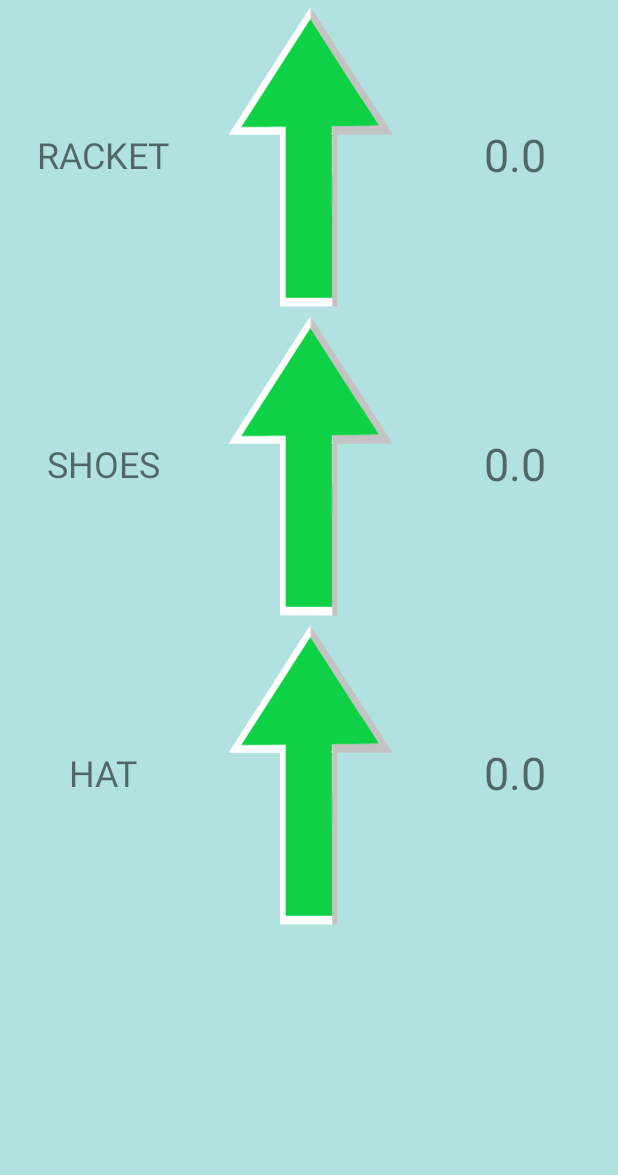
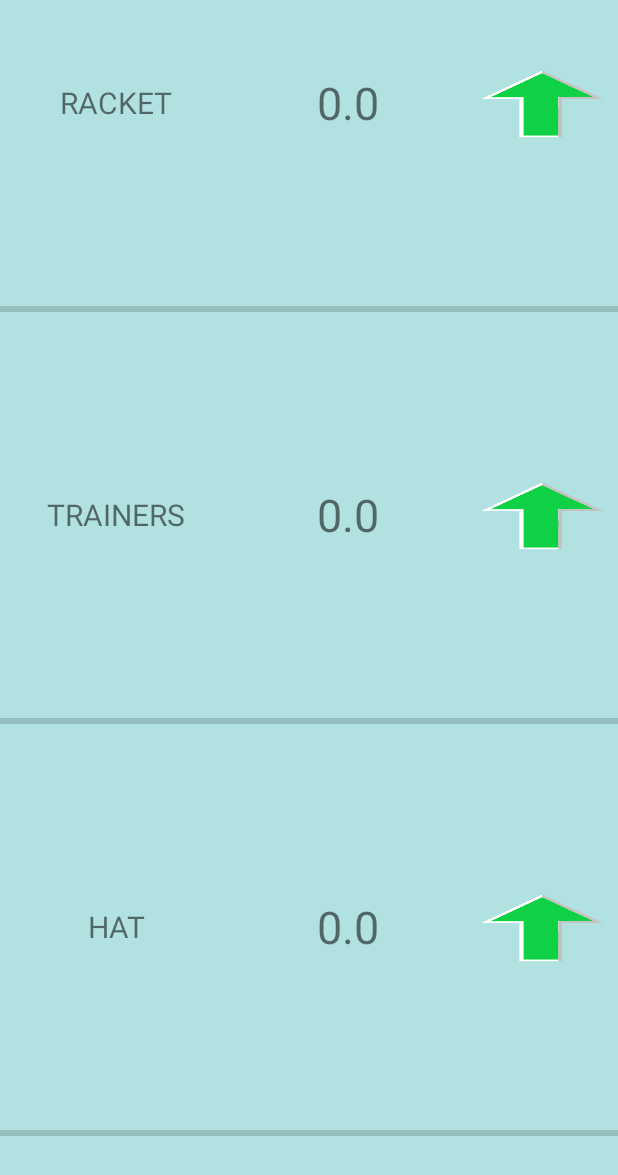
Before and after one commit to Dev-Luke-A/TennisHeroes, an Android app: the ShopActivity screen opened directly, with no data from a screen before it, on a phone screen of 412 x 824 dp. Shown: the top 1175 px of the screen. Run offline under Robolectric (Android 15) with nearby library versions, the phone set to English and light mode, and no system bars.

Commit message:
commit:28  Improved shop, intro only plays first time (and there is a play intro button)

```diff
--- a/app/src/main/java/com/game/tennisheroes/Animation.java
+++ b/app/src/main/java/com/game/tennisheroes/Animation.java
@@ -56,8 +56,8 @@ public class Animation extends AppCompatActivity {
             public void onFinish() {
                 SharedPreferences prefs = getApplicationContext().getSharedPreferences("MyPref", MODE_PRIVATE);
                 SharedPreferences.Editor editor = prefs.edit();
-                boolean animation = false;
-                editor.putBoolean("anim",animation);
+
+                editor.putBoolean("anim",false);
 
                 finish();
             }
@@ -70,7 +70,9 @@ public class Animation extends AppCompatActivity {
 
 
 }
-
+    public void onBackPressed(){
 
 
     }
+
+}
--- a/app/src/main/java/com/game/tennisheroes/HomeScreen.java
+++ b/app/src/main/java/com/game/tennisheroes/HomeScreen.java
@@ -37,7 +37,7 @@ public class HomeScreen extends AppCompatActivity {
         if(animation){
 
             animation = false;
-            editor.putBoolean("anim",animation);
+            editor.putBoolean("anim",animation).apply();
             Intent intent = new Intent(getApplicationContext(), com.game.tennisheroes.Animation.class);
             startActivity(intent);
         }
@@ -181,4 +181,8 @@ public class HomeScreen extends AppCompatActivity {
         super.onResume();
        mp1.start();
     }
-    }
+public void anim(View v){
+    Intent intent = new Intent(getApplicationContext(), com.game.tennisheroes.Animation.class);
+    startActivity(intent);
+}
+}
--- a/app/src/main/java/com/game/tennisheroes/ShopActivity.java
+++ b/app/src/main/java/com/game/tennisheroes/ShopActivity.java
@@ -6,10 +6,14 @@ import android.support.v7.app.AppCompatActivity;
 import android.os.Bundle;
 import android.view.View;
 import android.widget.EditText;
+import android.widget.ProgressBar;
 import android.widget.TextView;
 
 public class ShopActivity extends AppCompatActivity {
 Typeface tf = HomeScreen.tf;
+    ProgressBar pb1;
+    ProgressBar pb2;
+    ProgressBar pb3;
     SharedPreferences prefs;
     SharedPreferences.Editor editor;
     float one;
@@ -25,30 +29,35 @@ Typeface tf = HomeScreen.tf;
     protected void onCreate(Bundle savedInstanceState) {
         super.onCreate(savedInstanceState);
         setContentView(R.layout.activity_shop);
+        pb1 = findViewById(R.id.progressBar1);
+        pb2 = findViewById(R.id.progressBar2);
+        pb3 = findViewById(R.id.progressBar3);
         prefs = getApplicationContext().getSharedPreferences("MyPref", MODE_PRIVATE);
         editor = prefs.edit();
         one = prefs.getFloat("one", 0);
         two = prefs.getFloat("two", 0);
         three = prefs.getFloat("three", 0);
-             tv2    = findViewById(R.id.textView2);
+             tv2    = findViewById(R.id.textView1);
 tv2.setTypeface(tf);
 
-tv3 = findViewById(R.id.textView3);
+tv3 = findViewById(R.id.textView2);
 tv3.setTypeface(tf);
 
-tv4 = findViewById(R.id.textView4);
+tv4 = findViewById(R.id.textView3);
 tv4.setTypeface(tf);
 
-tv6 = findViewById(R.id.textView6);
+tv6 = findViewById(R.id.textView4);
 tv6.setTypeface(tf);
-        tv6.setText(String.valueOf(one));
-tv7 = findViewById(R.id.textView7);
+        tv3.setText(String.valueOf(one));
+tv7 = findViewById(R.id.textView5);
 tv7.setTypeface(tf);
-        tv7.setText(String.valueOf(two));
-tv8 = findViewById(R.id.textView8);
+        tv6.setText(String.valueOf(two));
+tv8 = findViewById(R.id.textView6);
 tv8.setTypeface(tf);
         tv8.setText(String.valueOf(three));
-
+        pb1.setProgress((int)one);
+        pb2.setProgress((int)two);
+        pb3.setProgress((int)three);
  int power;
   int speed;
    int luck;
@@ -64,16 +73,19 @@ tv8.setTypeface(tf);
     public void one(View view) {
          one++;
          editor.putFloat("one", one).apply();
-        tv6.setText(String.valueOf(one));
+        tv3.setText(String.valueOf(one));
+        pb1.setProgress((int)one);
     }
     public void two(View view) {
 two++;
         editor.putFloat("two", two).apply();
-        tv7.setText(String.valueOf(two));
+        tv6.setText(String.valueOf(two));
+        pb2.setProgress((int)two);
     }
     public void three(View view) {
 three++;
         editor.putFloat("three", three).apply();
         tv8.setText(String.valueOf(three));
+        pb3.setProgress((int)three);
     }
 }
--- a/app/src/main/res/layout/activity_animation.xml
+++ b/app/src/main/res/layout/activity_animation.xml
@@ -4,8 +4,8 @@
     xmlns:tools="http://schemas.android.com/tools"
     android:layout_width="match_parent"
     android:layout_height="match_parent"
-    tools:context=".Animation">
-
+    tools:context=".Animation"
+    android:orientation="vertical">
     <ImageView
         android:id="@+id/imageViews"
         android:layout_width="match_parent"
--- a/app/src/main/res/layout/activity_home_screen.xml
+++ b/app/src/main/res/layout/activity_home_screen.xml
@@ -46,11 +46,23 @@
             app:srcCompat="@drawable/btn_clicked"
             tools:ignore="ContentDescription" />
 
-        <Space
+        <LinearLayout
             android:layout_width="match_parent"
             android:layout_height="match_parent"
             android:layout_weight="2.25"
-            android:background="#00000000" />
+            android:orientation="horizontal">
+
+            <Button
+                android:id="@+id/button"
+                android:layout_width="match_parent"
+                android:layout_height="match_parent"
+                android:layout_weight="4"
+                android:background="#ABF"
+android:onClick="anim"
+                android:text="Play Intro" />
+
+        </LinearLayout>
+
     </LinearLayout>
 
 </FrameLayout>
--- a/app/src/main/res/layout/activity_shop.xml
+++ b/app/src/main/res/layout/activity_shop.xml
@@ -7,7 +7,7 @@
     android:layout_weight="1"
     android:background="#b1e1e1"
     android:orientation="vertical"
-    android:weightSum="4"
+    android:weightSum="3"
     tools:context=".ShopActivity">
 
 
@@ -15,8 +15,24 @@
         android:layout_width="match_parent"
         android:layout_height="match_parent"
         android:layout_weight="1"
+        android:orientation="vertical"
+        android:weightSum="2">
+
+        <LinearLayout
+            android:layout_width="match_parent"
+            android:layout_height="match_parent"
+            android:layout_weight="1"
             android:orientation="horizontal"
-        android:weightSum="3">
+            android:weightSum="3.2">
+
+            <TextView
+                android:id="@+id/textView1"
+                android:layout_width="match_parent"
+                android:layout_height="match_parent"
+                android:layout_weight="1"
+                android:gravity="center"
+                android:text="@string/racket"
+                android:textSize="20sp" />
 
             <TextView
                 android:id="@+id/textView2"
@@ -24,11 +40,24 @@
                 android:layout_height="match_parent"
                 android:layout_weight="1"
                 android:gravity="center"
-            android:text="@string/racket"
-            android:textSize="24sp" />
+                android:text="TextView"
+
+                android:textSize="30sp" />
+
+            <LinearLayout
+                android:layout_width="match_parent"
+                android:layout_height="match_parent"
+                android:layout_weight="1.2"
+                android:orientation="vertical"
+                android:weightSum="3">
+
+                <Space
+                    android:layout_width="match_parent"
+                    android:layout_height="match_parent"
+                    android:layout_weight="1" />
 
                 <ImageButton
-            android:id="@+id/imageButton"
+                    android:id="@+id/imageButton1"
                     android:layout_width="match_parent"
                     android:layout_height="match_parent"
                     android:layout_weight="1"
@@ -36,15 +65,22 @@
                     android:onClick="one"
                     android:scaleType="centerInside" />
 
-        <TextView
-            android:id="@+id/textView6"
+                <Space
+                    android:layout_width="match_parent"
+                    android:layout_height="match_parent"
+                    android:layout_weight="1" />
+            </LinearLayout>
+
+        </LinearLayout>
+
+        <ProgressBar
+            android:id="@+id/progressBar1"
+            style="?android:attr/progressBarStyleHorizontal"
             android:layout_width="match_parent"
             android:layout_height="match_parent"
             android:layout_weight="1"
-            android:text="TextView"
-            android:textSize="30sp"
-
-            android:gravity="center"/>
+            android:max="1000"
+            android:foregroundTint="#ABF"/>
 
     </LinearLayout>
 
@@ -52,7 +88,15 @@
         android:layout_width="match_parent"
         android:layout_height="match_parent"
         android:layout_weight="1"
-        android:orientation="horizontal">
+        android:orientation="vertical"
+        android:weightSum="2">
+
+        <LinearLayout
+            android:layout_width="match_parent"
+            android:layout_height="match_parent"
+            android:layout_weight="1"
+            android:orientation="horizontal"
+            android:weightSum="3.2">
 
             <TextView
                 android:id="@+id/textView3"
@@ -60,8 +104,30 @@
                 android:layout_height="match_parent"
                 android:layout_weight="1"
                 android:gravity="center"
-            android:text="SHOES"
-            android:textSize="24sp" />
+                android:text="@string/trainers"
+                android:textSize="20sp" />
+
+            <TextView
+                android:id="@+id/textView4"
+                android:layout_width="match_parent"
+                android:layout_height="match_parent"
+                android:layout_weight="1"
+                android:gravity="center"
+                android:text="TextView"
+
+                android:textSize="30sp" />
+
+            <LinearLayout
+                android:layout_width="match_parent"
+                android:layout_height="match_parent"
+                android:layout_weight="1.2"
+                android:orientation="vertical"
+                android:weightSum="3">
+
+                <Space
+                    android:layout_width="match_parent"
+                    android:layout_height="match_parent"
+                    android:layout_weight="1" />
 
                 <ImageButton
                     android:id="@+id/imageButton2"
@@ -72,14 +138,22 @@
                     android:onClick="two"
                     android:scaleType="centerInside" />
 
-        <TextView
-            android:id="@+id/textView7"
+                <Space
+                    android:layout_width="match_parent"
+                    android:layout_height="match_parent"
+                    android:layout_weight="1" />
+            </LinearLayout>
+
+        </LinearLayout>
+
+        <ProgressBar
+            android:id="@+id/progressBar2"
+            style="?android:attr/progressBarStyleHorizontal"
             android:layout_width="match_parent"
             android:layout_height="match_parent"
             android:layout_weight="1"
-            android:text="TextView"
-            android:textSize="30sp"
-            android:gravity="center"/>
+            android:max="1000"
+            android:foregroundTint="#ABF"/>
 
     </LinearLayout>
 
@@ -87,19 +161,49 @@
         android:layout_width="match_parent"
         android:layout_height="match_parent"
         android:layout_weight="1"
-        android:orientation="horizontal">
+        android:orientation="vertical"
+        android:weightSum="2">
+
+        <LinearLayout
+            android:layout_width="match_parent"
+            android:layout_height="match_parent"
+            android:layout_weight="1"
+            android:orientation="horizontal"
+            android:weightSum="3.2">
 
             <TextView
-            android:id="@+id/textView4"
+                android:id="@+id/textView5"
                 android:layout_width="match_parent"
                 android:layout_height="match_parent"
                 android:layout_weight="1"
                 android:gravity="center"
                 android:text="@string/hat"
-            android:textSize="24sp" />
+                android:textSize="20sp" />
+
+            <TextView
+                android:id="@+id/textView6"
+                android:layout_width="match_parent"
+                android:layout_height="match_parent"
+                android:layout_weight="1"
+                android:gravity="center"
+                android:text="TextView"
+
+                android:textSize="30sp" />
+
+            <LinearLayout
+                android:layout_width="match_parent"
+                android:layout_height="match_parent"
+                android:layout_weight="1.2"
+                android:orientation="vertical"
+                android:weightSum="3">
+
+                <Space
+                    android:layout_width="match_parent"
+                    android:layout_height="match_parent"
+                    android:layout_weight="1" />
 
                 <ImageButton
-            android:id="@+id/imageButton5"
+                    android:id="@+id/imageButton3"
                     android:layout_width="match_parent"
                     android:layout_height="match_parent"
                     android:layout_weight="1"
@@ -107,19 +211,23 @@
                     android:onClick="three"
                     android:scaleType="centerInside" />
 
-        <TextView
-            android:id="@+id/textView8"
-            android:layout_width="match_parent"
-            android:layout_height="match_parent"
-            android:layout_weight="1"
-            android:text="TextView"
-            android:textSize="30sp"
-            android:gravity="center"/>
-
-    </LinearLayout>
-
                 <Space
                     android:layout_width="match_parent"
                     android:layout_height="match_parent"
                     android:layout_weight="1" />
             </LinearLayout>
+
+        </LinearLayout>
+
+        <ProgressBar
+            android:id="@+id/progressBar3"
+            style="?android:attr/progressBarStyleHorizontal"
+            android:layout_width="match_parent"
+            android:layout_height="match_parent"
+            android:layout_weight="1"
+            android:max="1000"
+            android:foregroundTint="#ABF"/>
+
+    </LinearLayout>
+
+</LinearLayout>
```
Lines whose indentation alone changed are shown as unchanged.
